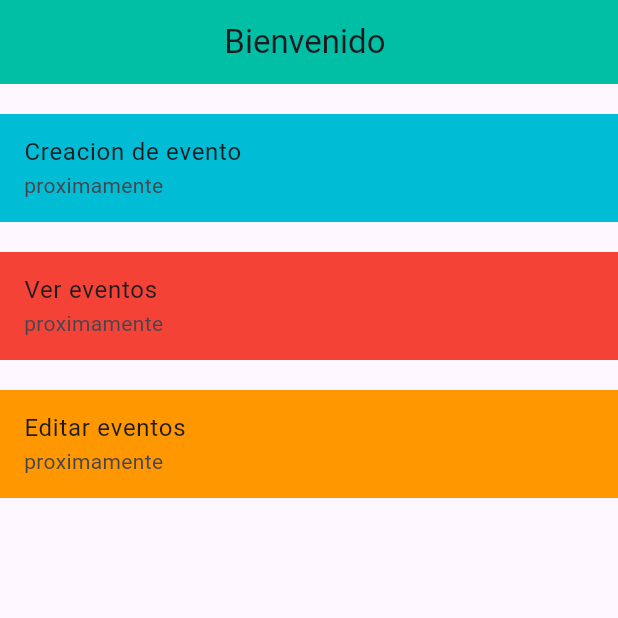
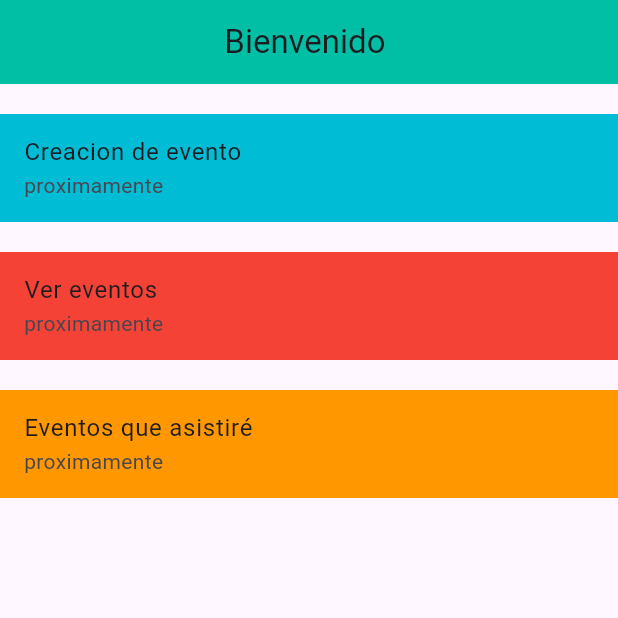
Before and after one commit to MrSp000ky/manejador_eventos, a Flutter app: the MenuPage screen opened by its route, on a phone screen of 412 x 824 dp, the top half of it. Run offline on Flutter 3.47's test engine with Material 3 defaults, Android fonts, the phone set to English and light mode, and no system bars; our stand-ins replace cloud_firestore, firebase_auth, firebase_core, flutter_riverpod, go_router; accounts and stored records are empty.

Commit message:
Commit cambio de opcion en el menu

```diff
--- a/lib/presentation/screens/menu/MenuPage.dart
+++ b/lib/presentation/screens/menu/MenuPage.dart
@@ -53,7 +53,7 @@ class MenuPage extends ConsumerWidget {
             height: sizedBoxHeight,
           ),
             ListTile(
-            title: const Text('Editar eventos'),
+            title: const Text('Eventos que asistiré'),
             subtitle: const Text('proximamente'),
             tileColor: Colors.orange,
             onTap:() => context.go('/view-event'),
```
